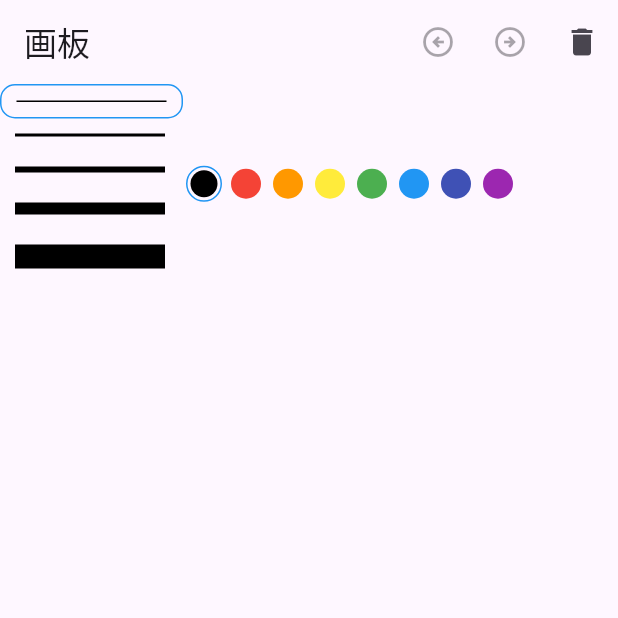
After one commit to Zhao-Yan-Yan/flutter-learn, a Flutter app: the screen it shows after launch, on a phone screen of 412 x 824 dp, the top half of it. The commit adds this screen. Run offline on Flutter 3.47's test engine with Material 3 defaults, Android fonts, the phone set to English and light mode, and no system bars; missing offline and left inert: flame_audio.

Commit message:
add canvas board

```diff
--- /dev/null
+++ b/lib/canvas/canvas_board_app_bar.dart
@@ -0,0 +1,34 @@
+import 'package:flutter/material.dart';
+
+class CanvasBoardAppBar extends StatelessWidget implements PreferredSizeWidget {
+  VoidCallback onClearClick;
+  VoidCallback? onBackward;
+  VoidCallback? onForward;
+
+  CanvasBoardAppBar(
+      {super.key,
+      required this.onClearClick,
+      required this.onBackward,
+      required this.onForward});
+
+  @override
+  Widget build(BuildContext context) {
+    return AppBar(
+      title: const Text("画板"),
+      actions: [
+        IconButton(
+            splashRadius: 20,
+            onPressed: onBackward,
+            icon: const Icon(Icons.arrow_circle_left_outlined)),
+        IconButton(
+            splashRadius: 20,
+            onPressed: onForward,
+            icon: const Icon(Icons.arrow_circle_right_outlined)),
+        IconButton(onPressed: onClearClick, icon: const Icon(Icons.delete)),
+      ],
+    );
+  }
+
+  @override
+  Size get preferredSize => const Size.fromHeight(kToolbarHeight);
+}
--- /dev/null
+++ b/lib/canvas/canvas_board_page.dart
@@ -0,0 +1,103 @@
+import 'package:flutter/material.dart';
+import 'package:my_app/canvas/canvas_stroke_width_selector.dart';
+
+import 'canvas_board_app_bar.dart';
+import 'canvas_board_widget.dart';
+import 'canvas_paint_color_selector.dart';
+import 'line.dart';
+
+class CanvasBoardPage extends StatefulWidget {
+  CanvasBoardPage({super.key});
+
+  @override
+  State<CanvasBoardPage> createState() => _CanvasBoardPageState();
+}
+
+class _CanvasBoardPageState extends State<CanvasBoardPage> {
+  List<Line> _lines = [];
+  List<Line> _historyLines = [];
+
+  final List<double> _supportStrokeWidth = [1, 2, 4, 8, 16];
+
+  int _activeStrokeWidthIndex = 0;
+
+  double get _activeStrokeWidth => _supportStrokeWidth[_activeStrokeWidthIndex];
+
+  final List<Color> _supportPaintColor = [
+    Colors.black,
+    Colors.red,
+    Colors.orange,
+    Colors.yellow,
+    Colors.green,
+    Colors.blue,
+    Colors.indigo,
+    Colors.purple,
+  ];
+
+  int _activePaintColorIndex = 0;
+
+  Color get _activePaintColor => _supportPaintColor[_activePaintColorIndex];
+
+  @override
+  Widget build(BuildContext context) {
+    return Scaffold(
+      appBar: CanvasBoardAppBar(
+        onClearClick: onClearClick,
+        onBackward: _lines.isEmpty ? null : _onBackwardClick,
+        onForward: _historyLines.isEmpty ? null : _onForwardClick,
+      ),
+      body: Stack(
+        children: [
+          CanvasBoardWidget(
+              lines: _lines,
+              strokeWidth: _activeStrokeWidth,
+              color: _activePaintColor),
+          Row(
+            crossAxisAlignment: CrossAxisAlignment.center,
+            children: [
+              StrokeWidthSelector(
+                supportStrokeWidth: _supportStrokeWidth,
+                activeIndex: _activeStrokeWidthIndex,
+                onChangeStrokeWidth: _onChangeStrokeWidth,
+                color: _activePaintColor,
+              ),
+              PaintColorSelector(
+                  supportPaintColor: _supportPaintColor,
+                  activeIndex: _activePaintColorIndex,
+                  onChangePaintColor: _onChangePaintColor)
+            ],
+          )
+        ],
+      ),
+    );
+  }
+
+  void onClearClick() {
+    _lines.clear();
+    setState(() {});
+  }
+
+  void _onChangeStrokeWidth(int value) {
+    setState(() {
+      _activeStrokeWidthIndex = value;
+    });
+  }
+
+  void _onChangePaintColor(int value) {
+    setState(() {
+      _activePaintColorIndex = value;
+    });
+  }
+
+  void _onForwardClick() {
+    var lastLine = _historyLines.removeLast();
+    _lines.add(lastLine);
+    setState(() {});
+  }
+
+  void _onBackwardClick() {
+    var lastLine = _lines.removeLast();
+    _historyLines.add(lastLine);
+    setState(() {});
+  }
+}
--- /dev/null
+++ b/lib/canvas/canvas_board_widget.dart
@@ -0,0 +1,76 @@
+import 'dart:ui';
+
+import 'package:flutter/material.dart';
+import 'package:my_app/canvas/line.dart';
+
+class CanvasBoardWidget extends StatefulWidget {
+  List<Line> lines;
+
+  double strokeWidth;
+
+  Color color;
+
+  CanvasBoardWidget(
+      {super.key,
+      required this.lines,
+      required this.strokeWidth,
+      required this.color});
+
+  @override
+  State<CanvasBoardWidget> createState() => _CanvasBoardWidgetState();
+}
+
+class _CanvasBoardWidgetState extends State<CanvasBoardWidget> {
+  @override
+  Widget build(BuildContext context) {
+    return GestureDetector(
+      onPanStart: _onPanStart,
+      onPanUpdate: _onPanUpdate,
+      child: CustomPaint(
+        painter: CanvasPainter(lines: widget.lines),
+        child: ConstrainedBox(constraints: const BoxConstraints.expand()),
+      ),
+    );
+  }
+
+  void _onPanStart(DragStartDetails details) {
+    widget.lines.add(Line(
+        points: [details.localPosition],
+        color: widget.color,
+        strokeWidth: widget.strokeWidth));
+  }
+
+  void _onPanUpdate(DragUpdateDetails details) {
+    widget.lines.last.points.add(details.localPosition);
+    setState(() {});
+  }
+}
+
+class CanvasPainter extends CustomPainter {
+  CanvasPainter({required this.lines}) {
+    _paint = Paint()
+      ..style = PaintingStyle.stroke
+      ..strokeCap = StrokeCap.round;
+  }
+
+  List<Line> lines;
+  late Paint _paint;
+
+  @override
+  void paint(Canvas canvas, Size size) {
+    for (var line in lines) {
+      drawLine(canvas, line);
+    }
+  }
+
+  @override
+  bool shouldRepaint(covariant CustomPainter oldDelegate) {
+    return true;
+  }
+
+  void drawLine(Canvas canvas, Line line) {
+    _paint.color = line.color;
+    _paint.strokeWidth = line.strokeWidth;
+    canvas.drawPoints(PointMode.polygon, line.points, _paint);
+  }
+}
--- /dev/null
+++ b/lib/canvas/canvas_paint_color_selector.dart
@@ -0,0 +1,45 @@
+import 'package:flutter/material.dart';
+
+class PaintColorSelector extends StatelessWidget {
+  PaintColorSelector(
+      {super.key,
+      required this.supportPaintColor,
+      required this.activeIndex,
+      required this.onChangePaintColor});
+
+  List<Color> supportPaintColor;
+  int activeIndex;
+  void Function(int value) onChangePaintColor;
+
+  @override
+  Widget build(BuildContext context) {
+    return Wrap(
+      children: List.generate(supportPaintColor.length, _buildByIndex),
+    );
+  }
+
+  Widget _buildByIndex(int index) {
+    var isActive = index == activeIndex;
+    return GestureDetector(
+      onTap: () {
+        onChangePaintColor(index);
+      },
+      child: Container(
+        margin: const EdgeInsets.symmetric(horizontal: 2),
+        padding: const EdgeInsets.all(2),
+        width: 24,
+        height: 24,
+        alignment: Alignment.center,
+        decoration: BoxDecoration(
+            shape: BoxShape.circle,
+            border: isActive ? Border.all(color: Colors.blue) : null),
+        child: Container(
+          decoration: BoxDecoration(
+            shape: BoxShape.circle,
+            color: supportPaintColor[index],
+          ),
+        ),
+      ),
+    );
+  }
+}
--- /dev/null
+++ b/lib/canvas/canvas_stroke_width_selector.dart
@@ -0,0 +1,44 @@
+import 'package:flutter/material.dart';
+
+class StrokeWidthSelector extends StatelessWidget {
+  StrokeWidthSelector(
+      {super.key,
+      required this.supportStrokeWidth,
+      required this.activeIndex,
+      required this.color,
+      required this.onChangeStrokeWidth});
+
+  List<double> supportStrokeWidth;
+  int activeIndex;
+  ValueChanged<int> onChangeStrokeWidth;
+  Color color;
+
+  @override
+  Widget build(BuildContext context) {
+    return Wrap(
+      direction: Axis.vertical,
+      children: List.generate(
+          supportStrokeWidth.length, (index) => _buildByIndex(index)),
+    );
+  }
+
+  Widget _buildByIndex(int index) {
+    var isActive = index == activeIndex;
+    return GestureDetector(
+      onTap: () {
+        onChangeStrokeWidth(index);
+      },
+      child: Container(
+        padding: const EdgeInsets.all(10),
+        decoration: BoxDecoration(
+            borderRadius: const BorderRadius.all(Radius.circular(10)),
+            border: isActive ? Border.all(color: Colors.blue) : null),
+        child: Container(
+          height: supportStrokeWidth[index],
+          color: color,
+          width: 100,
+        ),
+      ),
+    );
+  }
+}
--- /dev/null
+++ b/lib/canvas/line.dart
@@ -0,0 +1,9 @@
+import 'package:flutter/material.dart';
+
+class Line {
+  List<Offset> points;
+  Color color;
+  double strokeWidth;
+
+  Line({required this.points, this.color = Colors.black, this.strokeWidth = 1});
+}
--- a/lib/main.dart
+++ b/lib/main.dart
@@ -1,6 +1,6 @@
 import 'package:flutter/material.dart';
-import 'package:my_app/fish/fish_main.dart';
-import 'package:my_app/guest/guest_main_page.dart';
+
+import 'canvas/canvas_board_page.dart';
 
 void main() {
   runApp(const MyApp());
@@ -13,7 +13,7 @@ class MyApp extends StatelessWidget {
   Widget build(BuildContext context) {
     return MaterialApp(
       title: "Flutter",
-      home: const FishMain(),
+      home: CanvasBoardPage(),
       theme: ThemeData(
         useMaterial3: true,
       ),
```
